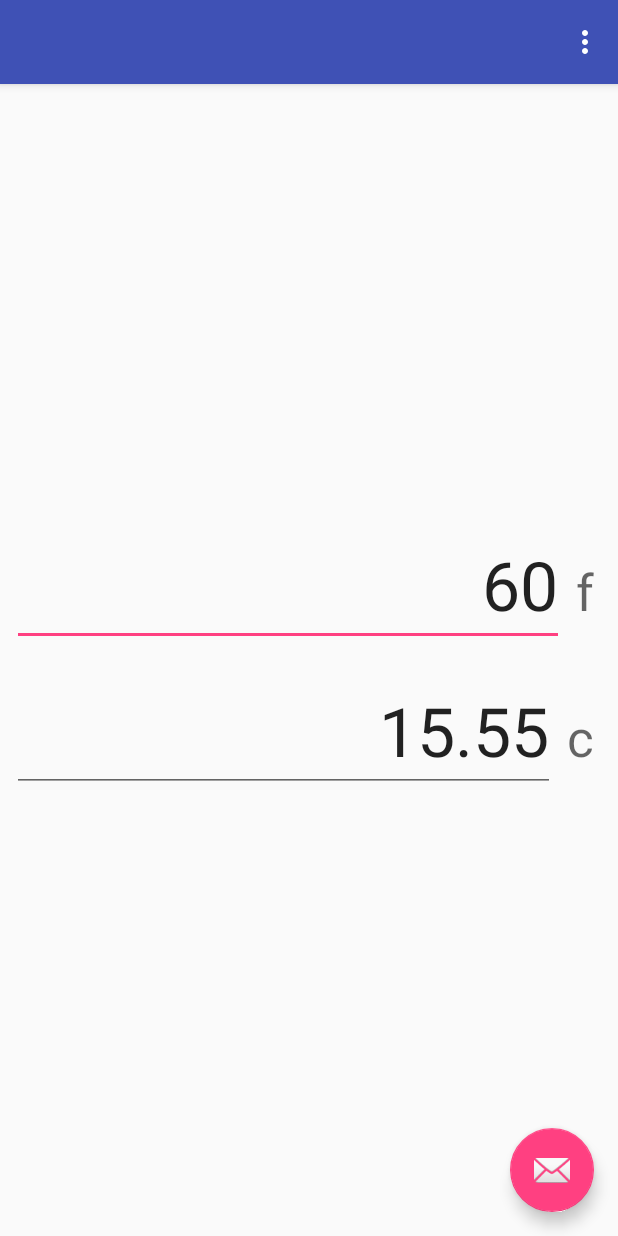
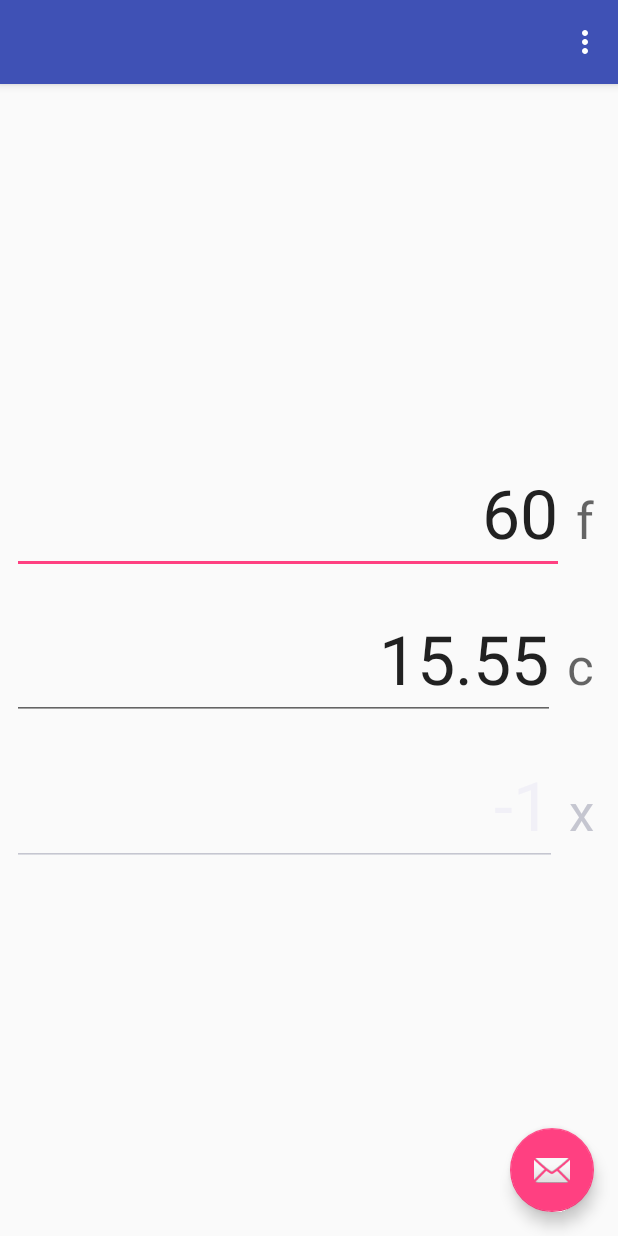
Before and after one commit to HenryFBP/itmd-455, an Android app: the screen it shows after launch (MainActivity), on a phone screen of 412 x 824 dp. Run offline under Robolectric (Android 15) with nearby library versions, the phone set to English and light mode, and no system bars.

Commit message:
allow you to programmatically add GUI elements tied to Temperature objects

```diff
--- a/TemperatureConverter/app/src/main/java/me/henryfbp/temperatureconverter/MainActivity.java
+++ b/TemperatureConverter/app/src/main/java/me/henryfbp/temperatureconverter/MainActivity.java
@@ -5,13 +5,13 @@ import android.support.design.widget.FloatingActionButton;
 import android.support.design.widget.Snackbar;
 import android.support.v7.app.AppCompatActivity;
 import android.support.v7.widget.Toolbar;
-import android.text.Editable;
-import android.text.TextWatcher;
-import android.util.Log;
-import android.view.View;
 import android.view.Menu;
 import android.view.MenuItem;
-import android.widget.EditText;
+import android.view.View;
+import android.widget.LinearLayout;
+
+import me.henryfbp.temperatureconverter.lib.TemperatureElement;
+import me.henryfbp.temperatureconverter.lib.TemperatureUnit;
 
 public class MainActivity extends AppCompatActivity {
 
@@ -23,6 +23,11 @@ public class MainActivity extends AppCompatActivity {
 
         Toolbar toolbar = findViewById(R.id.toolbar);
         setSupportActionBar(toolbar);
+
+        LinearLayout templist = findViewById(R.id.linearLayoutTemperatureList);
+
+        templist.addView(new TemperatureElement(this.getApplicationContext(),
+                new TemperatureUnit("x")));
 
         FloatingActionButton fab = findViewById(R.id.fab);
         fab.setOnClickListener(new View.OnClickListener() {
--- /dev/null
+++ b/TemperatureConverter/app/src/main/java/me/henryfbp/temperatureconverter/lib/TemperatureElement.java
@@ -0,0 +1,36 @@
+package me.henryfbp.temperatureconverter.lib;
+
+import android.content.Context;
+import android.view.LayoutInflater;
+import android.view.View;
+import android.widget.EditText;
+import android.widget.LinearLayout;
+import android.widget.TextView;
+
+import me.henryfbp.temperatureconverter.R;
+
+public class TemperatureElement extends LinearLayout {
+
+    public TemperatureUnit temperatureUnit;
+    public EditText editText;
+    public TextView textView;
+
+    public TemperatureElement(Context context, TemperatureUnit t) {
+        super(context);
+
+        this.temperatureUnit = t;
+
+        //inflate all layout contents from single_temperature.xml
+        View v = LayoutInflater.from(this.getContext()).inflate(R.layout.single_temperature, null);
+
+        this.addView(v); //add inflated view
+
+        this.editText = v.findViewById(R.id.editTextTemperatureUnit);
+        this.editText.setText("-1");
+
+        this.textView = v.findViewById(R.id.textViewTemperatureUnit);
+        this.textView.setText(this.temperatureUnit.unit);
+
+    }
+
+}
--- /dev/null
+++ b/TemperatureConverter/app/src/main/java/me/henryfbp/temperatureconverter/lib/TemperatureUnit.java
@@ -0,0 +1,10 @@
+package me.henryfbp.temperatureconverter.lib;
+
+public class TemperatureUnit {
+
+    public String unit;
+
+    public TemperatureUnit(String unit) {
+        this.unit = unit;
+    }
+}
--- /dev/null
+++ b/TemperatureConverter/app/src/main/res/layout/single_temperature.xml
@@ -0,0 +1,32 @@
+<?xml version="1.0" encoding="utf-8"?>
+<LinearLayout xmlns:android="http://schemas.android.com/apk/res/android"
+    android:orientation="horizontal"
+    android:layout_width="match_parent"
+    android:layout_height="match_parent">
+
+    <EditText
+        android:id="@+id/editTextTemperatureUnit"
+        android:layout_width="0dp"
+        android:layout_height="wrap_content"
+        android:layout_marginBottom="8dp"
+        android:layout_marginEnd="8dp"
+        android:layout_marginRight="8dp"
+        android:layout_marginTop="8dp"
+        android:layout_weight="1"
+        android:ems="10"
+        android:gravity="end"
+        android:inputType="number|numberDecimal"
+        android:text="60"
+        android:textAppearance="@style/TextAppearance.AppCompat.Display2" />
+
+    <TextView
+        android:id="@+id/textViewTemperatureUnit"
+        android:layout_width="wrap_content"
+        android:layout_height="wrap_content"
+        android:layout_marginBottom="8dp"
+        android:layout_marginEnd="8dp"
+        android:layout_marginRight="8dp"
+        android:layout_marginTop="8dp"
+        android:text="f"
+        android:textAppearance="@style/TextAppearance.AppCompat.Display1" />
+</LinearLayout>
```
